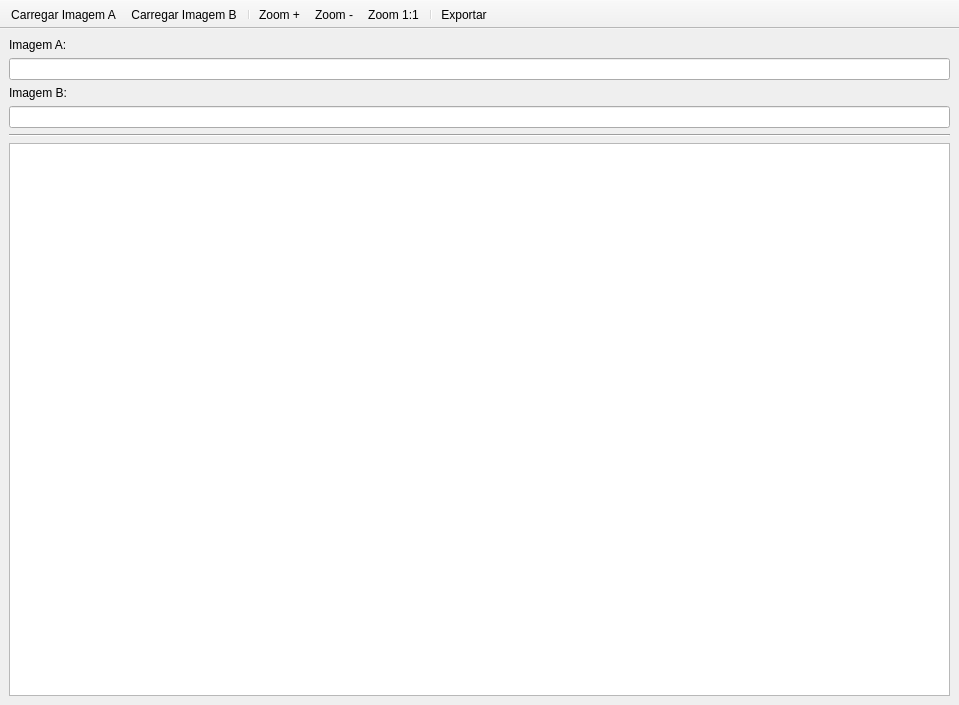
First picture: the form in visualizador/gui/difference_viewer.ui, repository carecavoador/visualizador, before the edit.
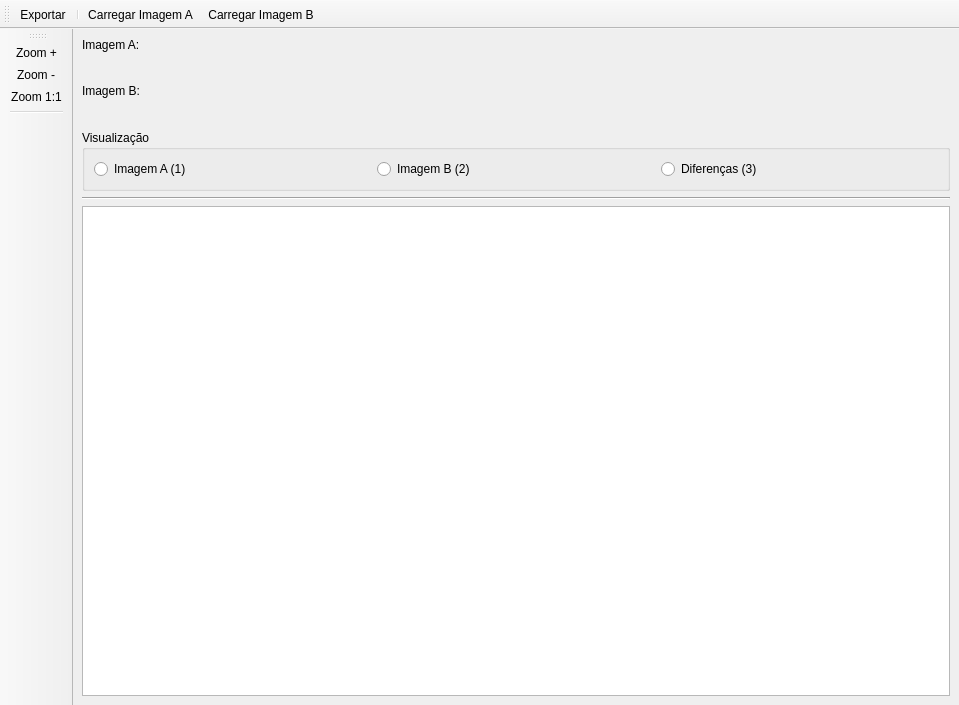
Second picture: the form after the edit. Icons and pictures are not drawn.

What changed in the file:
```diff
--- a/visualizador/gui/difference_viewer.ui
+++ b/visualizador/gui/difference_viewer.ui
@@ -23,7 +23,14 @@
      </widget>
     </item>
     <item>
-     <widget class="QLineEdit" name="edit_img_a"/>
+     <widget class="QLineEdit" name="edit_img_a">
+      <property name="enabled">
+       <bool>false</bool>
+      </property>
+      <property name="frame">
+       <bool>false</bool>
+      </property>
+     </widget>
     </item>
     <item>
      <widget class="QLabel" name="label_img_b">
@@ -33,7 +40,62 @@
      </widget>
     </item>
     <item>
-     <widget class="QLineEdit" name="edit_img_b"/>
+     <widget class="QLineEdit" name="edit_img_b">
+      <property name="enabled">
+       <bool>false</bool>
+      </property>
+      <property name="frame">
+       <bool>false</bool>
+      </property>
+     </widget>
+    </item>
+    <item>
+     <widget class="QGroupBox" name="groupBox">
+      <property name="title">
+       <string>Visualização</string>
+      </property>
+      <layout class="QHBoxLayout" name="horizontalLayout">
+       <item>
+        <widget class="QRadioButton" name="radio_show_img_a">
+         <property name="toolTip">
+          <string>Exibir Imagem A (1)</string>
+         </property>
+         <property name="text">
+          <string>Imagem A (1)</string>
+         </property>
+         <property name="shortcut">
+          <string>1</string>
+         </property>
+        </widget>
+       </item>
+       <item>
+        <widget class="QRadioButton" name="radio_show_img_b">
+         <property name="toolTip">
+          <string>Exibir Imagem B (2)</string>
+         </property>
+         <property name="text">
+          <string>Imagem B (2)</string>
+         </property>
+         <property name="shortcut">
+          <string>2</string>
+         </property>
+        </widget>
+       </item>
+       <item>
+        <widget class="QRadioButton" name="radio_show_diff">
+         <property name="toolTip">
+          <string>Exibir Diferenças (3)</string>
+         </property>
+         <property name="text">
+          <string>Diferenças (3)</string>
+         </property>
+         <property name="shortcut">
+          <string>3</string>
+         </property>
+        </widget>
+       </item>
+      </layout>
+     </widget>
     </item>
     <item>
      <widget class="Line" name="line_2">
@@ -57,19 +119,31 @@
     </rect>
    </property>
   </widget>
-  <widget class="QToolBar" name="toolBar">
+  <widget class="QToolBar" name="toolBar_2">
    <property name="windowTitle">
-    <string>toolBar</string>
-   </property>
-   <property name="movable">
-    <bool>false</bool>
+    <string>toolBar_2</string>
    </property>
    <property name="iconSize">
     <size>
-     <width>48</width>
-     <height>48</height>
+     <width>24</width>
+     <height>24</height>
     </size>
    </property>
+   <attribute name="toolBarArea">
+    <enum>LeftToolBarArea</enum>
+   </attribute>
+   <attribute name="toolBarBreak">
+    <bool>false</bool>
+   </attribute>
+   <addaction name="action_zoom_in"/>
+   <addaction name="action_zoom_out"/>
+   <addaction name="action_zoom_reset"/>
+   <addaction name="separator"/>
+  </widget>
+  <widget class="QToolBar" name="toolBar">
+   <property name="windowTitle">
+    <string>toolBar</string>
+   </property>
    <property name="toolButtonStyle">
     <enum>Qt::ToolButtonTextUnderIcon</enum>
    </property>
@@ -79,14 +153,10 @@
    <attribute name="toolBarBreak">
     <bool>false</bool>
    </attribute>
+   <addaction name="action_export"/>
+   <addaction name="separator"/>
    <addaction name="action_load_img_a"/>
    <addaction name="action_load_img_b"/>
-   <addaction name="separator"/>
-   <addaction name="action_zoom_in"/>
-   <addaction name="action_zoom_out"/>
-   <addaction name="action_zoom_reset"/>
-   <addaction name="separator"/>
-   <addaction name="action_export"/>
   </widget>
   <action name="action_zoom_in">
    <property name="icon">
```
Left out of the diff: 85 changed lines with no effect on the pictures.
